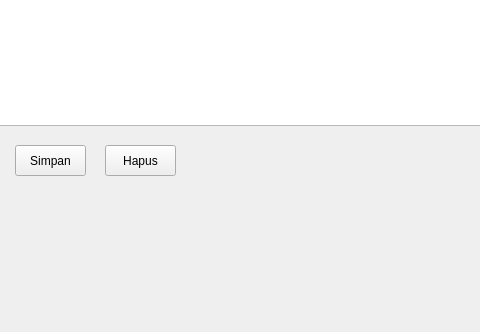
Old version of the form formArsip.ui in the repository MuhammadDzakiAkmalluddin/provisual_2310010603; both pictures show x 85 to 565 and y 275 to 607 of the 761 by 607 pixel window.
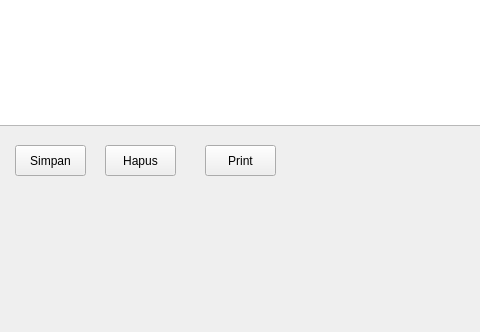
New version of the form.

Patch:
```diff
--- a/formArsip.ui
+++ b/formArsip.ui
@@ -159,6 +159,19 @@
     </rect>
    </property>
   </widget>
+  <widget class="QPushButton" name="btnPrint">
+   <property name="geometry">
+    <rect>
+     <x>290</x>
+     <y>420</y>
+     <width>71</width>
+     <height>31</height>
+    </rect>
+   </property>
+   <property name="text">
+    <string>Print</string>
+   </property>
+  </widget>
  </widget>
  <resources/>
  <connections/>
```
